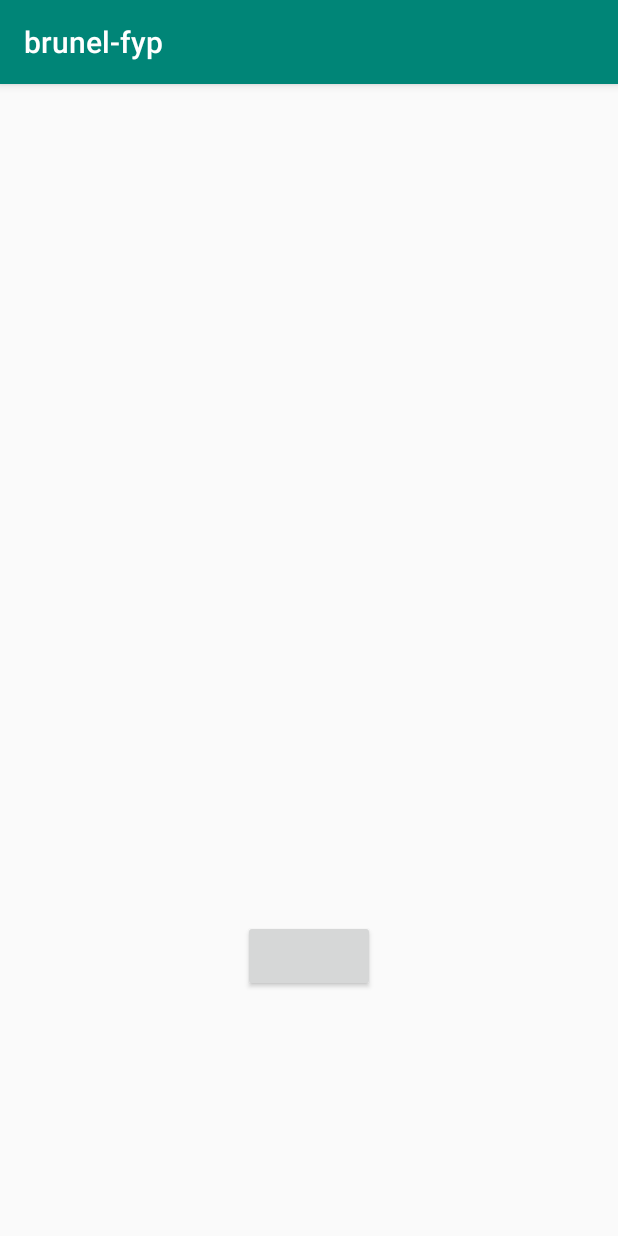
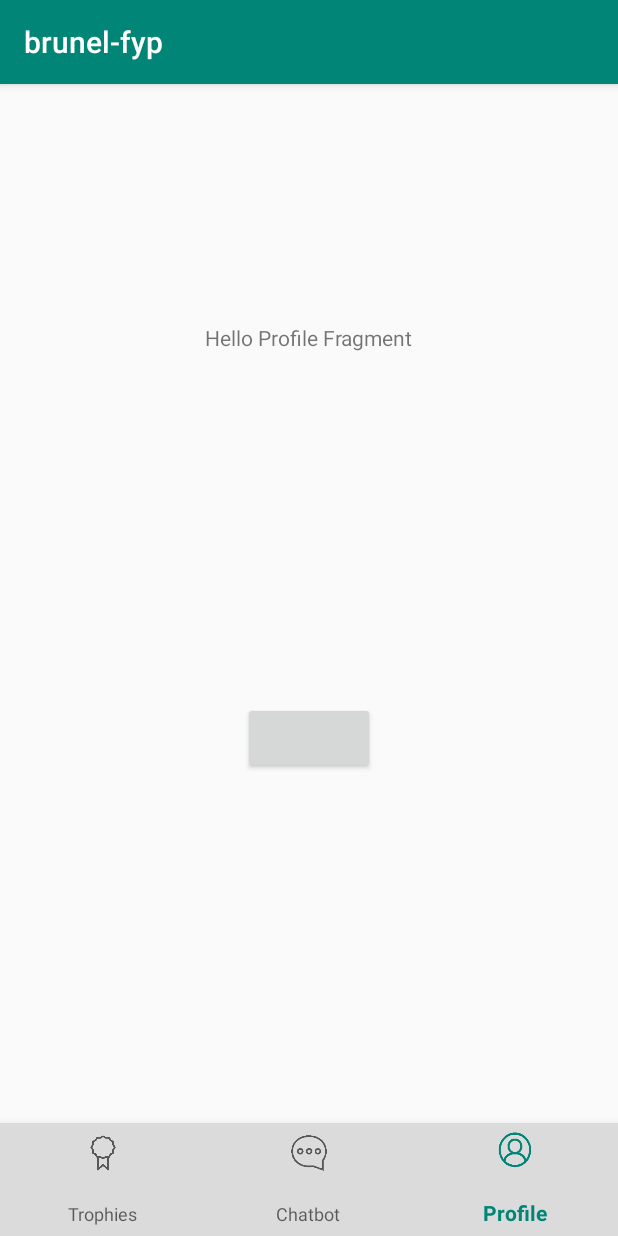
Before and after one commit to AmritShetra/brunel-fyp, an Android app: the MainActivity screen opened directly, with no data from a screen before it, on a phone screen of 412 x 824 dp. Run offline under Robolectric (Android 15) with nearby library versions, the phone set to English and light mode, and no system bars; libraries missing offline, so code that uses them is left out: com.loopj.android, cz.msebera.android.

Commit message:
Added bottom nav bar to app, with fragments for main screens.

```diff
--- a/android/app/build.gradle
+++ b/android/app/build.gradle
@@ -26,9 +26,10 @@ dependencies {
     implementation fileTree(dir: 'libs', include: ['*.jar'])
     implementation 'com.android.support:appcompat-v7:28.0.0'
     implementation 'com.android.support.constraint:constraint-layout:2.0.4'
-    implementation 'com.android.support:design:27.1.1'
+    implementation 'com.android.support:design:28.0.0'
     implementation 'com.loopj.android:android-async-http:1.4.9'
     implementation 'io.github.cdimascio:dotenv-java:2.2.0'
+    implementation 'com.android.support:support-v4:28.0.0'
     testImplementation 'junit:junit:4.12'
     androidTestImplementation 'com.android.support.test:runner:1.0.2'
     androidTestImplementation 'com.android.support.test.espresso:espresso-core:3.0.2'
--- a/android/app/src/main/java/com/example/android/brunel_fyp/MainActivity.java
+++ b/android/app/src/main/java/com/example/android/brunel_fyp/MainActivity.java
@@ -1,65 +1,49 @@
 package com.example.android.brunel_fyp;
 
-import android.content.SharedPreferences;
+import android.support.design.widget.BottomNavigationView;
+import android.support.v4.app.Fragment;
 import android.support.v7.app.AppCompatActivity;
 import android.os.Bundle;
-import android.view.View;
-import android.widget.Button;
-import android.widget.ProgressBar;
-import android.widget.TextView;
-
-import com.loopj.android.http.AsyncHttpClient;
-import com.loopj.android.http.JsonHttpResponseHandler;
-
-import org.json.JSONException;
-import org.json.JSONObject;
-
-import cz.msebera.android.httpclient.Header;
 
 public class MainActivity extends AppCompatActivity {
-
-    // TODO: Eventually remove this, it's basically just for testing the API
-
-    TextView text;
-    Button button;
-    ProgressBar progressBar;
-    AsyncHttpClient client = new AsyncHttpClient();
-
 
     @Override
     protected void onCreate(Bundle savedInstanceState){
         super.onCreate(savedInstanceState);
         setContentView(R.layout.activity_main);
 
-        text = findViewById(R.id.text);
-        button = findViewById(R.id.button);
-        progressBar = findViewById(R.id.progressBar);
+        BottomNavigationView bottomNavigationView = findViewById(R.id.bottomNavigationView);
 
-        // Displaying the stored username once logged in
-        SharedPreferences user = getSharedPreferences("User", 0);
-        String username = user.getString("username","");
-        button.setText(username);
+        // Once logged in, show a fragment by default
+        loadFragment(new Profile());
+        // Default selected item in nav bar is the 1st one, so change that
+        bottomNavigationView.setSelectedItemId(R.id.navigation_profile);
 
-        button.setOnClickListener(view -> getMessage());
+        bottomNavigationView.setOnNavigationItemSelectedListener(menuItem -> {
+            Fragment fragment = null;
+            switch (menuItem.getItemId()) {
+                case R.id.navigation_chatbot:
+                    fragment = new Chatbot();
+                    break;
+                case R.id.navigation_trophies:
+                    fragment = new Trophies();
+                    break;
+                case R.id.navigation_profile:
+                    fragment = new Profile();
+                    break;
+            }
+            loadFragment(fragment);
+            return true;
+        });
     }
 
-    private void getMessage() {
-        client.get(Server.route("/"), null, new JsonHttpResponseHandler(){
-            @Override
-            public void onStart(){
-                progressBar.setVisibility(View.VISIBLE);
-            }
-
-            @Override
-            public void onSuccess(int statusCode, Header[] headers, JSONObject response) {
-                try {
-                    String message = response.getString("text");
-                    text.setText(message);
-                } catch (JSONException e) {
-                    e.printStackTrace();
-                }
-                progressBar.setVisibility(View.INVISIBLE);
-            }
-        });
+    private void loadFragment(Fragment fragment) {
+        // Switch fragments
+        if (fragment != null) {
+            getSupportFragmentManager()
+                    .beginTransaction()
+                    .replace(R.id.fragmentContainer, fragment)
+                    .commit();
+        }
     }
 }
--- /dev/null
+++ b/android/app/src/main/java/com/example/android/brunel_fyp/Profile.java
@@ -0,0 +1,70 @@
+package com.example.android.brunel_fyp;
+
+import android.content.SharedPreferences;
+import android.os.Bundle;
+import android.support.v4.app.Fragment;
+import android.view.LayoutInflater;
+import android.view.View;
+import android.view.ViewGroup;
+import android.widget.Button;
+import android.widget.ProgressBar;
+import android.widget.TextView;
+
+import com.loopj.android.http.AsyncHttpClient;
+import com.loopj.android.http.JsonHttpResponseHandler;
+
+import org.json.JSONException;
+import org.json.JSONObject;
+
+import cz.msebera.android.httpclient.Header;
+
+public class Profile extends Fragment {
+
+    TextView text;
+    Button button;
+    ProgressBar progressBar;
+    AsyncHttpClient client = new AsyncHttpClient();
+
+
+    @Override
+    public View onCreateView(LayoutInflater inflater, ViewGroup container,
+                             Bundle savedInstanceState) {
+
+        View parentHolder = inflater.inflate(R.layout.fragment_profile, container, false);
+
+        // Inflate the layout for this fragment
+        text = parentHolder.findViewById(R.id.text);
+        button = parentHolder.findViewById(R.id.button);
+        progressBar = parentHolder.findViewById(R.id.progressBar);
+
+        // Displaying the stored username once logged in
+        SharedPreferences user = getActivity().getSharedPreferences("User", 0);
+        String username = user.getString("username","");
+        button.setText(username);
+
+        button.setOnClickListener(view -> getMessage());
+
+        return parentHolder;
+    }
+
+    private void getMessage() {
+        client.get(Server.route("/"), null, new JsonHttpResponseHandler(){
+            @Override
+            public void onStart(){
+                progressBar.setVisibility(View.VISIBLE);
+            }
+
+            @Override
+            public void onSuccess(int statusCode, Header[] headers, JSONObject response) {
+                try {
+                    String message = response.getString("text");
+                    text.setText(message);
+                } catch (JSONException e) {
+                    e.printStackTrace();
+                }
+                progressBar.setVisibility(View.INVISIBLE);
+            }
+        });
+    }
+
+}
--- a/android/app/src/main/res/layout/activity_main.xml
+++ b/android/app/src/main/res/layout/activity_main.xml
@@ -6,43 +6,28 @@
     android:layout_height="match_parent"
     tools:context=".MainActivity">
 
-    <TextView
-        android:id="@+id/text"
-        android:layout_width="wrap_content"
-        android:layout_height="wrap_content"
-        android:text=""
-        app:layout_constraintBottom_toBottomOf="parent"
-        app:layout_constraintLeft_toLeftOf="parent"
-        app:layout_constraintRight_toRightOf="parent"
+    <FrameLayout
+        android:id="@+id/fragmentContainer"
+        android:layout_width="match_parent"
+        android:layout_height="0dp"
+        app:layout_constraintBottom_toTopOf="@+id/bottomNavigationView"
+        app:layout_constraintEnd_toEndOf="parent"
+        app:layout_constraintHorizontal_bias="0.5"
+        app:layout_constraintStart_toStartOf="parent"
         app:layout_constraintTop_toTopOf="parent" />
 
-    <Button
-        android:id="@+id/button"
-        android:layout_width="wrap_content"
-        android:layout_height="wrap_content"
-        android:layout_marginStart="8dp"
-        android:layout_marginTop="8dp"
-        android:layout_marginEnd="8dp"
-        android:layout_marginBottom="8dp"
-        android:text="Press me!"
+
+    <android.support.design.widget.BottomNavigationView
+        android:id="@+id/bottomNavigationView"
+        android:background="@color/menu"
+        android:layout_width="match_parent"
+        android:layout_height="75dp"
+        android:layout_marginTop="516dp"
         app:layout_constraintBottom_toBottomOf="parent"
         app:layout_constraintEnd_toEndOf="parent"
+        app:layout_constraintHorizontal_bias="0.5"
         app:layout_constraintStart_toStartOf="parent"
-        app:layout_constraintTop_toBottomOf="@+id/text" />
+        app:menu="@menu/navigation"/>
 
-    <ProgressBar
-        android:id="@+id/progressBar"
-        style="?android:attr/progressBarStyle"
-        android:layout_width="wrap_content"
-        android:layout_height="wrap_content"
-        android:layout_marginStart="8dp"
-        android:layout_marginTop="8dp"
-        android:layout_marginEnd="8dp"
-        android:layout_marginBottom="8dp"
-        android:visibility="invisible"
-        app:layout_constraintBottom_toBottomOf="parent"
-        app:layout_constraintEnd_toEndOf="parent"
-        app:layout_constraintStart_toStartOf="parent"
-        app:layout_constraintTop_toBottomOf="@+id/button" />
 
 </android.support.constraint.ConstraintLayout>
--- /dev/null
+++ b/android/app/src/main/res/layout/fragment_profile.xml
@@ -0,0 +1,53 @@
+<?xml version="1.0" encoding="utf-8"?>
+<android.support.constraint.ConstraintLayout xmlns:android="http://schemas.android.com/apk/res/android"
+    xmlns:app="http://schemas.android.com/apk/res-auto"
+    xmlns:tools="http://schemas.android.com/tools"
+    android:layout_width="match_parent"
+    android:layout_height="match_parent"
+    tools:context=".Profile">
+
+    <TextView
+        android:id="@+id/text"
+        android:layout_width="wrap_content"
+        android:layout_height="wrap_content"
+        android:layout_marginStart="8dp"
+        android:layout_marginTop="8dp"
+        android:layout_marginEnd="8dp"
+        android:layout_marginBottom="8dp"
+        android:text="Hello Profile Fragment"
+        app:layout_constraintBottom_toBottomOf="parent"
+        app:layout_constraintEnd_toEndOf="parent"
+        app:layout_constraintStart_toStartOf="parent"
+        app:layout_constraintTop_toTopOf="parent"
+        app:layout_constraintVertical_bias="0.23" />
+
+    <Button
+        android:id="@+id/button"
+        android:layout_width="wrap_content"
+        android:layout_height="wrap_content"
+        android:layout_marginStart="8dp"
+        android:layout_marginTop="8dp"
+        android:layout_marginEnd="8dp"
+        android:layout_marginBottom="8dp"
+        android:text="Button"
+        app:layout_constraintBottom_toBottomOf="parent"
+        app:layout_constraintEnd_toEndOf="parent"
+        app:layout_constraintStart_toStartOf="parent"
+        app:layout_constraintTop_toBottomOf="@+id/text" />
+
+    <ProgressBar
+        android:id="@+id/progressBar"
+        style="?android:attr/progressBarStyle"
+        android:layout_width="wrap_content"
+        android:layout_height="wrap_content"
+        android:layout_marginStart="8dp"
+        android:layout_marginTop="8dp"
+        android:layout_marginEnd="8dp"
+        android:layout_marginBottom="8dp"
+        android:visibility="invisible"
+        app:layout_constraintBottom_toBottomOf="parent"
+        app:layout_constraintEnd_toEndOf="parent"
+        app:layout_constraintStart_toStartOf="parent"
+        app:layout_constraintTop_toBottomOf="@+id/button" />
+
+</android.support.constraint.ConstraintLayout>
--- /dev/null
+++ b/android/app/src/main/res/menu/navigation.xml
@@ -0,0 +1,17 @@
+<?xml version="1.0" encoding="utf-8"?>
+<menu xmlns:android="http://schemas.android.com/apk/res/android">
+
+    <item
+        android:id="@+id/navigation_trophies"
+        android:icon="@drawable/trophies"
+        android:title="@string/trophies"/>
+    <item
+        android:id="@+id/navigation_chatbot"
+        android:icon="@drawable/chat"
+        android:title="@string/chatbot"/>
+    <item
+        android:id="@+id/navigation_profile"
+        android:icon="@drawable/profile"
+        android:title="@string/profile"/>
+
+</menu>
--- a/android/app/src/main/res/values/colors.xml
+++ b/android/app/src/main/res/values/colors.xml
@@ -4,4 +4,5 @@
     <color name="colorPrimaryDark">#00574B</color>
     <color name="colorAccent">#D81B60</color>
     <color name="background">#F8F4EF</color>
+    <color name="menu">#DBDBDB</color>
 </resources>
--- a/android/app/src/main/res/values/strings.xml
+++ b/android/app/src/main/res/values/strings.xml
@@ -12,4 +12,8 @@
     <string name="first_name">First Name</string>
     <string name="last_name">Last Name</string>
     <string name="warning">Warning</string>
+
+    <string name="trophies">Trophies</string>
+    <string name="chatbot">Chatbot</string>
+    <string name="profile">Profile</string>
 </resources>
```
Also changed, not shown: android/app/src/main/java/com/example/android/brunel_fyp/Chatbot.java (added, +19 -0 lines), android/app/src/main/java/com/example/android/brunel_fyp/Trophies.java (added, +19 -0 lines), android/app/src/main/res/layout/fragment_chatbot.xml (added, +23 -0 lines), android/app/src/main/res/layout/fragment_trophies.xml (added, +24 -0 lines), android/app/src/main/res/drawable/chat.png (added), android/app/src/main/res/drawable/profile.png (added), android/app/src/main/res/drawable/trophies.png (added).
